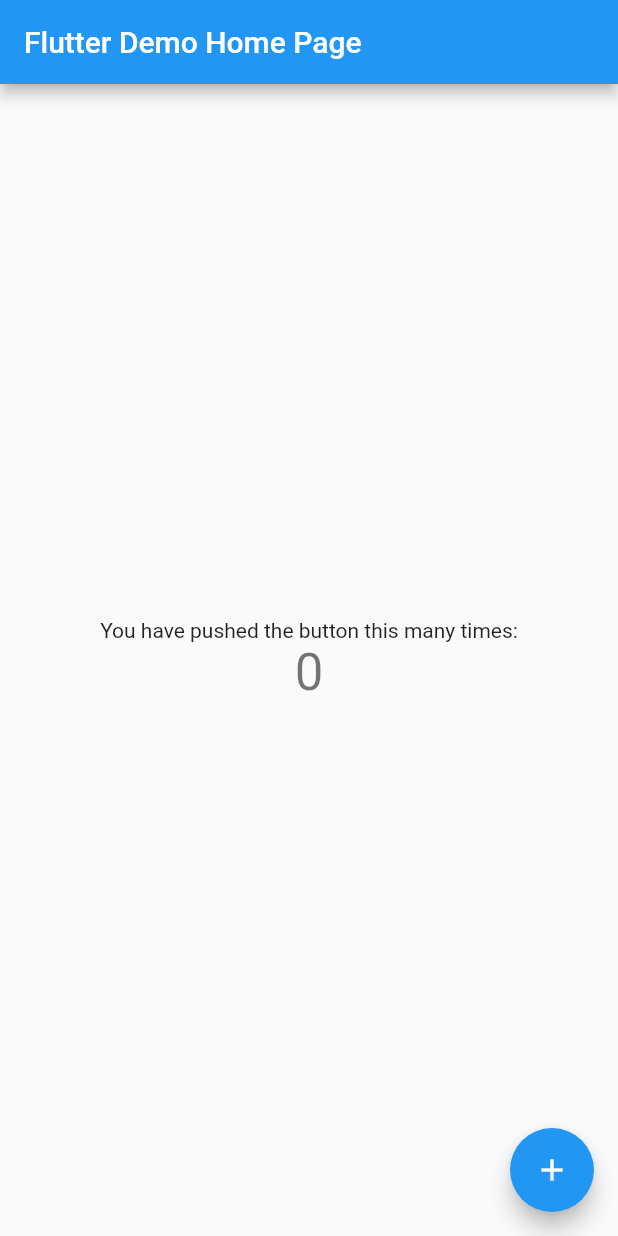
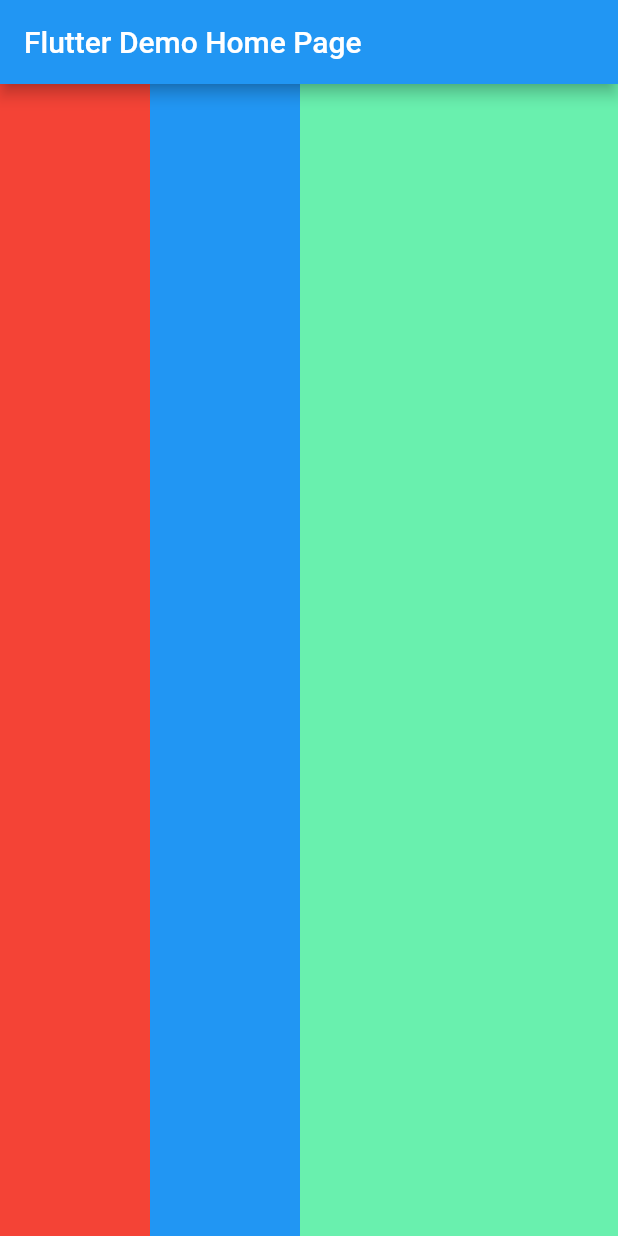
Before and after one commit to Toastek/myPlaces_Flutter, a Flutter app: the screen it shows after launch, on a phone screen of 412 x 824 dp. Run offline on Flutter 3.47's test engine with Material 2 defaults, Android fonts, the phone set to English and light mode, and no system bars.

Commit message:
comment cleaning

```diff
--- a/my_places_flutter/lib/main.dart
+++ b/my_places_flutter/lib/main.dart
@@ -3,21 +3,11 @@ import 'package:flutter/material.dart';
 void main() => runApp(MyApp());
 
 class MyApp extends StatelessWidget {
-  // This widget is the root of your application.
   @override
   Widget build(BuildContext context) {
     return MaterialApp(
       title: 'Flutter Demo',
       theme: ThemeData(
-        // This is the theme of your application.
-        //
-        // Try running your application with "flutter run". You'll see the
-        // application has a blue toolbar. Then, without quitting the app, try
-        // changing the primarySwatch below to Colors.green and then invoke
-        // "hot reload" (press "r" in the console where you ran "flutter run",
-        // or simply save your changes to "hot reload" in a Flutter IDE).
-        // Notice that the counter didn't reset back to zero; the application
-        // is not restarted.
         primarySwatch: Colors.blue,
       ),
       home: MyHomePage(title: 'Flutter Demo Home Page'),
@@ -28,15 +18,6 @@ class MyApp extends StatelessWidget {
 class MyHomePage extends StatefulWidget {
   MyHomePage({Key key, this.title}) : super(key: key);
 
-  // This widget is the home page of your application. It is stateful, meaning
-  // that it has a State object (defined below) that contains fields that affect
-  // how it looks.
-
-  // This class is the configuration for the state. It holds the values (in this
-  // case the title) provided by the parent (in this case the App widget) and
-  // used by the build method of the State. Fields in a Widget subclass are
-  // always marked "final".
-
   final String title;
 
   @override
@@ -46,66 +27,27 @@ class MyHomePage extends StatefulWidget {
 class _MyHomePageState extends State<MyHomePage> {
   int _counter = 0;
 
-  void _incrementCounter() {
-    setState(() {
-      // This call to setState tells the Flutter framework that something has
-      // changed in this State, which causes it to rerun the build method below
-      // so that the display can reflect the updated values. If we changed
-      // _counter without calling setState(), then the build method would not be
-      // called again, and so nothing would appear to happen.
-      _counter++;
-    });
-  }
-
   @override
   Widget build(BuildContext context) {
-    // This method is rerun every time setState is called, for instance as done
-    // by the _incrementCounter method above.
-    //
-    // The Flutter framework has been optimized to make rerunning build methods
-    // fast, so that you can just rebuild anything that needs updating rather
-    // than having to individually change instances of widgets.
     return Scaffold(
       appBar: AppBar(
-        // Here we take the value from the MyHomePage object that was created by
-        // the App.build method, and use it to set our appbar title.
         title: Text(widget.title),
       ),
-      body: Center(
-        // Center is a layout widget. It takes a single child and positions it
-        // in the middle of the parent.
-        child: Column(
-          // Column is also a layout widget. It takes a list of children and
-          // arranges them vertically. By default, it sizes itself to fit its
-          // children horizontally, and tries to be as tall as its parent.
-          //
-          // Invoke "debug painting" (press "p" in the console, choose the
-          // "Toggle Debug Paint" action from the Flutter Inspector in Android
-          // Studio, or the "Toggle Debug Paint" command in Visual Studio Code)
-          // to see the wireframe for each widget.
-          //
-          // Column has various properties to control how it sizes itself and
-          // how it positions its children. Here we use mainAxisAlignment to
-          // center the children vertically; the main axis here is the vertical
-          // axis because Columns are vertical (the cross axis would be
-          // horizontal).
-          mainAxisAlignment: MainAxisAlignment.center,
+      body: Container(
+        color: Colors.greenAccent,
+        child: Row(
           children: <Widget>[
-            Text(
-              'You have pushed the button this many times:',
+            Container(
+              color: Colors.red,
+              width: 100,
             ),
-            Text(
-              '$_counter',
-              style: Theme.of(context).textTheme.display1,
+            Container(
+              color: Colors.blue,
+              width: 100,
             ),
           ],
         ),
       ),
-      floatingActionButton: FloatingActionButton(
-        onPressed: _incrementCounter,
-        tooltip: 'Increment',
-        child: Icon(Icons.add),
-      ), // This trailing comma makes auto-formatting nicer for build methods.
     );
   }
 }
```
